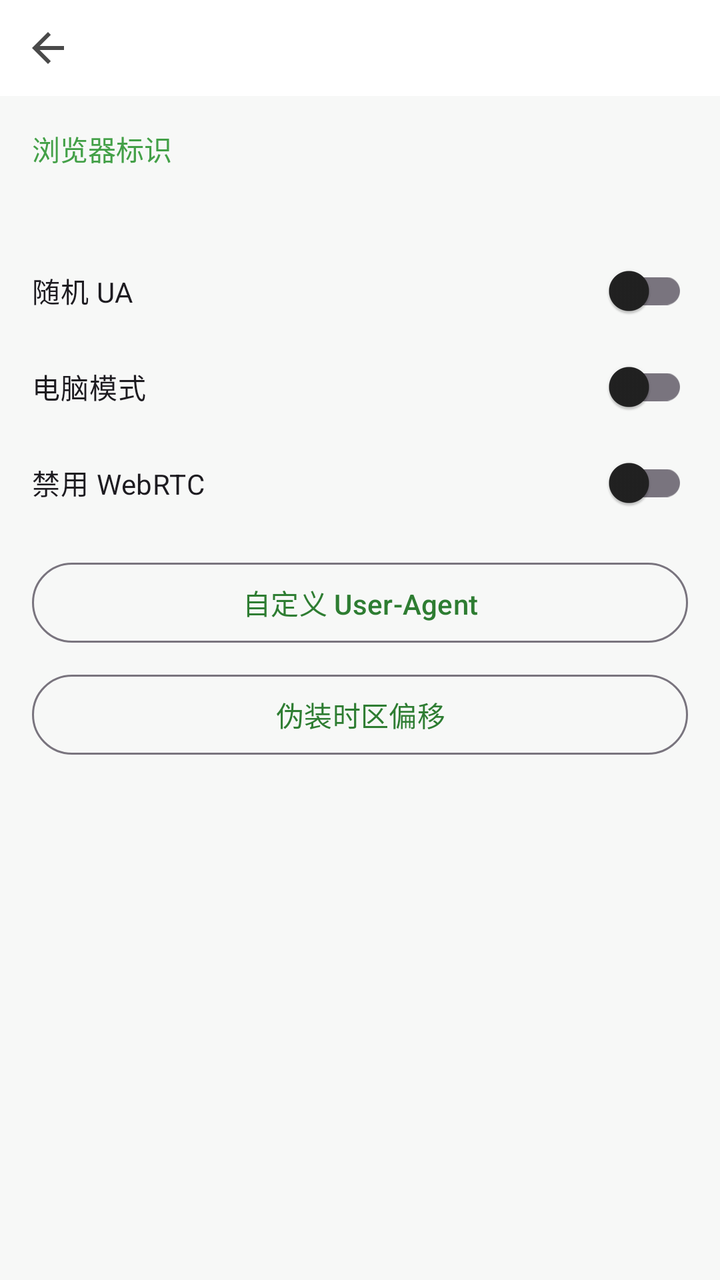
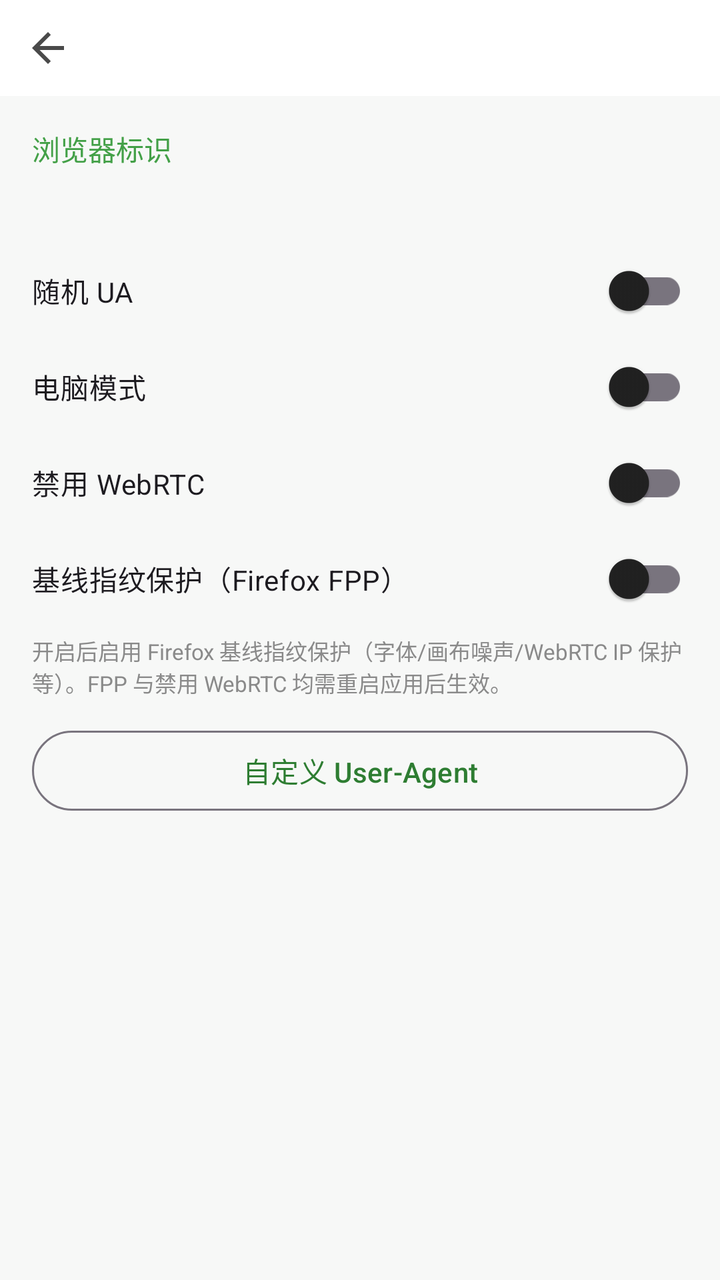

Compare the two renders of this Android layout. The source of the first and the diff that turns it into the second are given below.
<!-- AndroidManifest.xml: application theme Theme.ShadowBrowser -->
<!-- res/layout/fragment_identity.xml -->
<?xml version="1.0" encoding="utf-8"?>
<LinearLayout xmlns:android="http://schemas.android.com/apk/res/android"
    xmlns:app="http://schemas.android.com/apk/res-auto"
    android:layout_width="match_parent"
    android:layout_height="match_parent"
    android:orientation="vertical"
    android:background="@color/bg">

    <LinearLayout
        android:layout_width="match_parent"
        android:layout_height="wrap_content"
        android:orientation="horizontal"
        android:gravity="center_vertical"
        android:background="@color/surface">

        <ImageButton
            android:id="@+id/toolbarBack"
            android:layout_width="48dp"
            android:layout_height="48dp"
            android:src="@drawable/ic_back"
            android:tint="@color/icon_tint"
            android:background="?attr/selectableItemBackgroundBorderless"
            android:contentDescription="@string/back" />

        <TextView
            android:id="@+id/toolbarTitle"
            android:layout_width="0dp"
            android:layout_height="wrap_content"
            android:layout_weight="1"
            android:textColor="@color/text_primary"
            android:textSize="16sp"
            android:padding="8dp" />
    </LinearLayout>

    <ScrollView
        android:layout_width="match_parent"
        android:layout_height="0dp"
        android:layout_weight="1"
        android:fillViewport="true">

        <LinearLayout
            android:id="@+id/container"
            android:layout_width="match_parent"
            android:layout_height="wrap_content"
            android:orientation="vertical"
            android:padding="16dp">

            <TextView
                android:id="@+id/uaLabel"
                android:layout_width="wrap_content"
                android:layout_height="wrap_content"
                android:text="@string/m_identity"
                android:textColor="@color/accent"
                android:textSize="14sp" />

            <TextView
                android:id="@+id/uaDisplay"
                android:layout_width="match_parent"
                android:layout_height="wrap_content"
                android:textColor="@color/text_secondary"
                android:textSize="11sp"
                android:paddingTop="6dp" />

            <com.google.android.material.switchmaterial.SwitchMaterial
                android:id="@+id/switchRandom"
                android:layout_width="match_parent"
                android:layout_height="wrap_content"
                android:layout_marginTop="16dp"
                android:text="@string/random_ua" />

            <com.google.android.material.switchmaterial.SwitchMaterial
                android:id="@+id/switchDesktop"
                android:layout_width="match_parent"
                android:layout_height="wrap_content"
                android:text="@string/m_desktop" />

            <com.google.android.material.switchmaterial.SwitchMaterial
                android:id="@+id/switchWebrtc"
                android:layout_width="match_parent"
                android:layout_height="wrap_content"
                android:text="@string/disable_webrtc" />

            <com.google.android.material.button.MaterialButton
                android:id="@+id/btnCustomUa"
                style="@style/Widget.Material3.Button.OutlinedButton"
                android:layout_width="match_parent"
                android:layout_height="wrap_content"
                android:layout_marginTop="12dp"
                android:text="@string/custom_ua" />

            <com.google.android.material.button.MaterialButton
                android:id="@+id/btnTz"
                style="@style/Widget.Material3.Button.OutlinedButton"
                android:layout_width="match_parent"
                android:layout_height="wrap_content"
                android:layout_marginTop="8dp"
                android:text="@string/fake_timezone" />
        </LinearLayout>
    </ScrollView>
</LinearLayout>
<!-- resources referenced by this layout -->
<resources>
  <color name="accent">#43A047</color>
  <color name="bg">#F7F8F7</color>
  <color name="icon_tint">#4A4A4A</color>
  <color name="surface">#FFFFFF</color>
  <color name="text_primary">#212121</color>
  <color name="text_secondary">#8A8A8A</color>
  <!-- drawable ic_back (drawable) -->
  <?xml version="1.0" encoding="utf-8"?>
  <vector xmlns:android="http://schemas.android.com/apk/res/android"
      android:width="24dp" android:height="24dp"
      android:viewportWidth="24" android:viewportHeight="24">
      <path android:fillColor="#616161" android:pathData="M20,11H7.83l5.59,-5.59L12,4l-8,8 8,8 1.41,-1.41L7.83,13H20v-2z"/>
  </vector>
  <string name="back">后退</string>
  <string name="custom_ua">自定义 User-Agent</string>
  <string name="disable_webrtc">禁用 WebRTC</string>
  <string name="fake_timezone">伪装时区偏移</string>
  <string name="m_desktop">电脑模式</string>
  <string name="m_identity">浏览器标识</string>
  <string name="random_ua">随机 UA</string>
  <style name="Theme.ShadowBrowser" parent="Theme.Material3.DayNight.NoActionBar">
          <item name="colorPrimary">@color/primary</item>
          <item name="colorOnPrimary">#FFFFFF</item>
          <item name="colorSecondary">@color/accent</item>
          <item name="colorSurface">@color/surface</item>
          <item name="colorOnSurface">@color/text_primary</item>
          <item name="android:statusBarColor">@color/surface</item>
          <item name="android:windowLightStatusBar">true</item>
          <item name="android:windowBackground">@color/bg</item>
      </style>
  <color name="primary">#2E7D32</color>
</resources>

<!-- the commit's change to res/layout/fragment_identity.xml (unified diff, before → after) -->
@@ -80,6 +80,20 @@
                 android:layout_height="wrap_content"
                 android:text="@string/disable_webrtc" />
 
+            <com.google.android.material.switchmaterial.SwitchMaterial
+                android:id="@+id/switchFpp"
+                android:layout_width="match_parent"
+                android:layout_height="wrap_content"
+                android:text="@string/baseline_fpp" />
+
+            <TextView
+                android:layout_width="match_parent"
+                android:layout_height="wrap_content"
+                android:text="@string/fpp_note"
+                android:textColor="@color/text_secondary"
+                android:textSize="11sp"
+                android:paddingTop="4dp" />
+
             <com.google.android.material.button.MaterialButton
                 android:id="@+id/btnCustomUa"
                 style="@style/Widget.Material3.Button.OutlinedButton"
@@ -87,14 +101,6 @@
                 android:layout_height="wrap_content"
                 android:layout_marginTop="12dp"
                 android:text="@string/custom_ua" />
-
-            <com.google.android.material.button.MaterialButton
-                android:id="@+id/btnTz"
-                style="@style/Widget.Material3.Button.OutlinedButton"
-                android:layout_width="match_parent"
-                android:layout_height="wrap_content"
-                android:layout_marginTop="8dp"
-                android:text="@string/fake_timezone" />
         </LinearLayout>
     </ScrollView>
 </LinearLayout>
<!-- resource entries referenced after the edit -->
@@ -14,9 +14,10 @@
       <path android:fillColor="#616161" android:pathData="M20,11H7.83l5.59,-5.59L12,4l-8,8 8,8 1.41,-1.41L7.83,13H20v-2z"/>
   </vector>
   <string name="back">后退</string>
+  <string name="baseline_fpp">基线指纹保护（Firefox FPP）</string>
   <string name="custom_ua">自定义 User-Agent</string>
   <string name="disable_webrtc">禁用 WebRTC</string>
-  <string name="fake_timezone">伪装时区偏移</string>
+  <string name="fpp_note">开启后启用 Firefox 基线指纹保护（字体/画布噪声/WebRTC IP 保护等）。FPP 与禁用 WebRTC 均需重启应用后生效。</string>
   <string name="m_desktop">电脑模式</string>
   <string name="m_identity">浏览器标识</string>
   <string name="random_ua">随机 UA</string>
